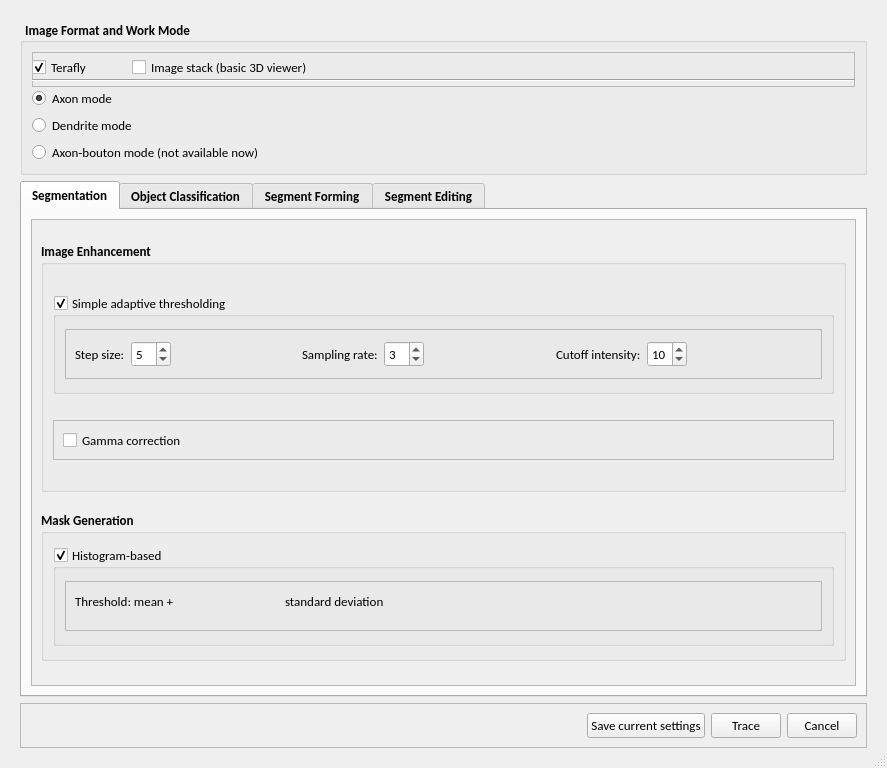
Vaa3D/vaa3d_tools, file hackathon/MK/Fragmented_autoTrace/fragmentedTraceUI.ui: the form before one commit.
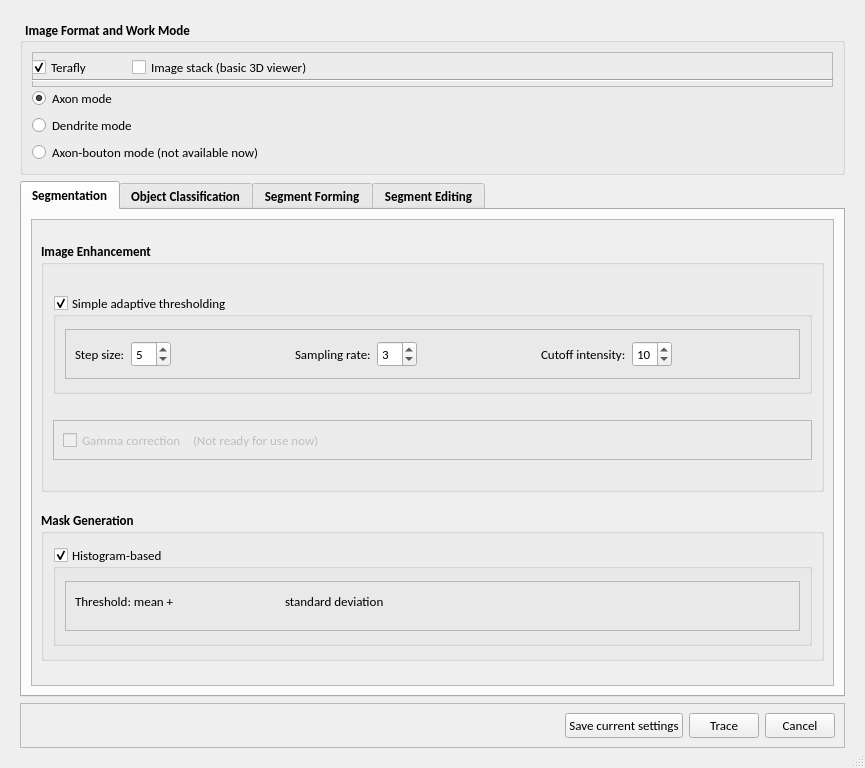
The form after the commit. Icons and pictures are not drawn.

Diff of the .ui file:
```diff
--- a/hackathon/MK/Fragmented_autoTrace/fragmentedTraceUI.ui
+++ b/hackathon/MK/Fragmented_autoTrace/fragmentedTraceUI.ui
@@ -12,7 +12,7 @@
    <rect>
     <x>0</x>
     <y>0</y>
-    <width>887</width>
+    <width>865</width>
     <height>768</height>
    </rect>
   </property>
@@ -273,7 +273,7 @@
               <rect>
                <x>0</x>
                <y>0</y>
-               <width>813</width>
+               <width>791</width>
                <height>452</height>
               </rect>
              </property>
@@ -479,6 +479,9 @@
                    <layout class="QHBoxLayout" name="horizontalLayout_10">
                     <item>
                      <widget class="QCheckBox" name="checkBox_6">
+                      <property name="enabled">
+                       <bool>false</bool>
+                      </property>
                       <property name="font">
                        <font>
                         <weight>50</weight>
@@ -490,6 +493,22 @@
                       </property>
                      </widget>
                     </item>
+                    <item>
+                     <widget class="QLabel" name="label">
+                      <property name="enabled">
+                       <bool>false</bool>
+                      </property>
+                      <property name="font">
+                       <font>
+                        <weight>50</weight>
+                        <bold>false</bold>
+                       </font>
+                      </property>
+                      <property name="text">
+                       <string>(Not ready for use now)</string>
+                      </property>
+                     </widget>
+                    </item>
                     <item>
                      <spacer name="horizontalSpacer_7">
                       <property name="orientation">
```
Left out of the diff: 66 changed lines with no effect on the pictures.
